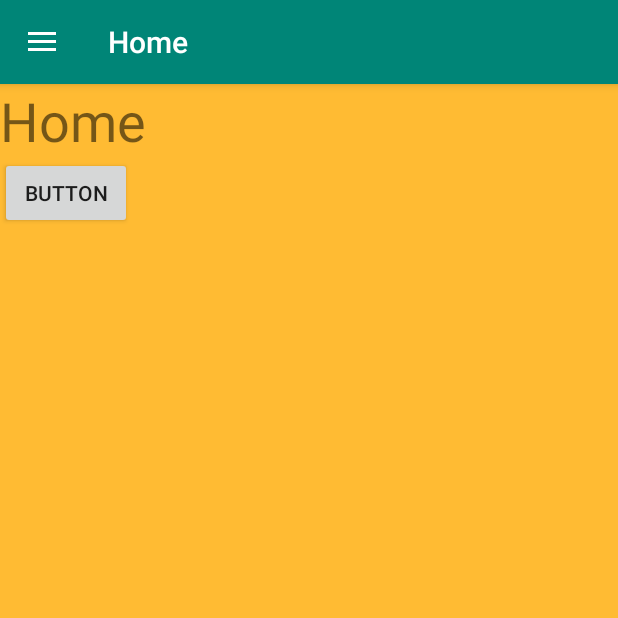
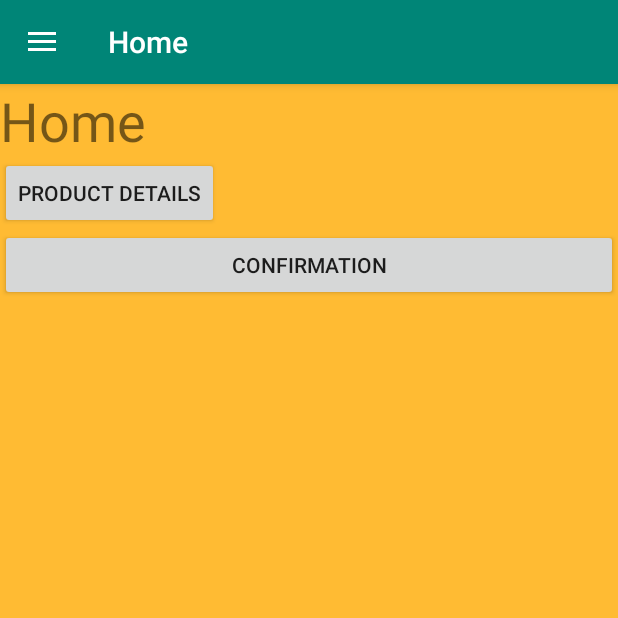
Before and after one commit to wlllllllk/SEHH2279_New, an Android app: the screen it shows after launch (MainActivity), on a phone screen of 412 x 824 dp, the top half of it. Run offline under Robolectric (Android 15) with nearby library versions, the phone set to English and light mode, and no system bars.

Commit message:
Confirmation

```diff
--- a/app/src/main/AndroidManifest.xml
+++ b/app/src/main/AndroidManifest.xml
@@ -9,7 +9,9 @@
         android:roundIcon="@mipmap/ic_launcher_round"
         android:supportsRtl="true"
         android:theme="@style/AppTheme">
-        <activity android:name=".ConfirmationActivity"></activity>
+        <activity android:name=".ConfirmationActivity">
+        </activity>
+
         <activity
             android:name=".ProductDetailsActivity"
             android:parentActivityName=".MainActivity" />
--- a/app/src/main/java/com/example/sehh2279new/ConfirmationActivity.java
+++ b/app/src/main/java/com/example/sehh2279new/ConfirmationActivity.java
@@ -3,6 +3,7 @@ package com.example.sehh2279new;
 import androidx.appcompat.app.AppCompatActivity;
 
 import android.os.Bundle;
+import android.view.Window;
 
 public class ConfirmationActivity extends AppCompatActivity {
 
@@ -10,5 +11,9 @@ public class ConfirmationActivity extends AppCompatActivity {
     protected void onCreate(Bundle savedInstanceState) {
         super.onCreate(savedInstanceState);
         setContentView(R.layout.activity_confirmation);
+
+        //Remove title bar
+        //this.requestWindowFeature(Window.FEATURE_NO_TITLE);
+
     }
 }
--- a/app/src/main/java/com/example/sehh2279new/HomeFragment.java
+++ b/app/src/main/java/com/example/sehh2279new/HomeFragment.java
@@ -21,8 +21,8 @@ public class HomeFragment extends Fragment {
         getActivity().setTitle("Home");
 
         View view = inflater.inflate(R.layout.fragment_home, container, false);
+
         Button button = (Button) view.findViewById(R.id.button);
-
         button.setOnClickListener(new View.OnClickListener(){
             @Override
             public void onClick(View v){
@@ -39,6 +39,17 @@ public class HomeFragment extends Fragment {
             }
         });
 
+        Button button1 = (Button) view.findViewById(R.id.button1);
+        button1.setOnClickListener(new View.OnClickListener(){
+            @Override
+            public void onClick(View v){
+
+                Intent i = new Intent(getActivity(), ConfirmationActivity.class);
+                startActivity(i);
+
+            }
+        });
+
         return view;
     }
 
--- a/app/src/main/res/layout/fragment_home.xml
+++ b/app/src/main/res/layout/fragment_home.xml
@@ -21,7 +21,13 @@
             android:id="@+id/button"
             android:layout_width="wrap_content"
             android:layout_height="wrap_content"
-            android:text="Button" />
+            android:text="Product Details" />
+
+        <Button
+            android:id="@+id/button1"
+            android:layout_width="match_parent"
+            android:layout_height="wrap_content"
+            android:text="Confirmation" />
     </LinearLayout>
 
 </RelativeLayout>
```
